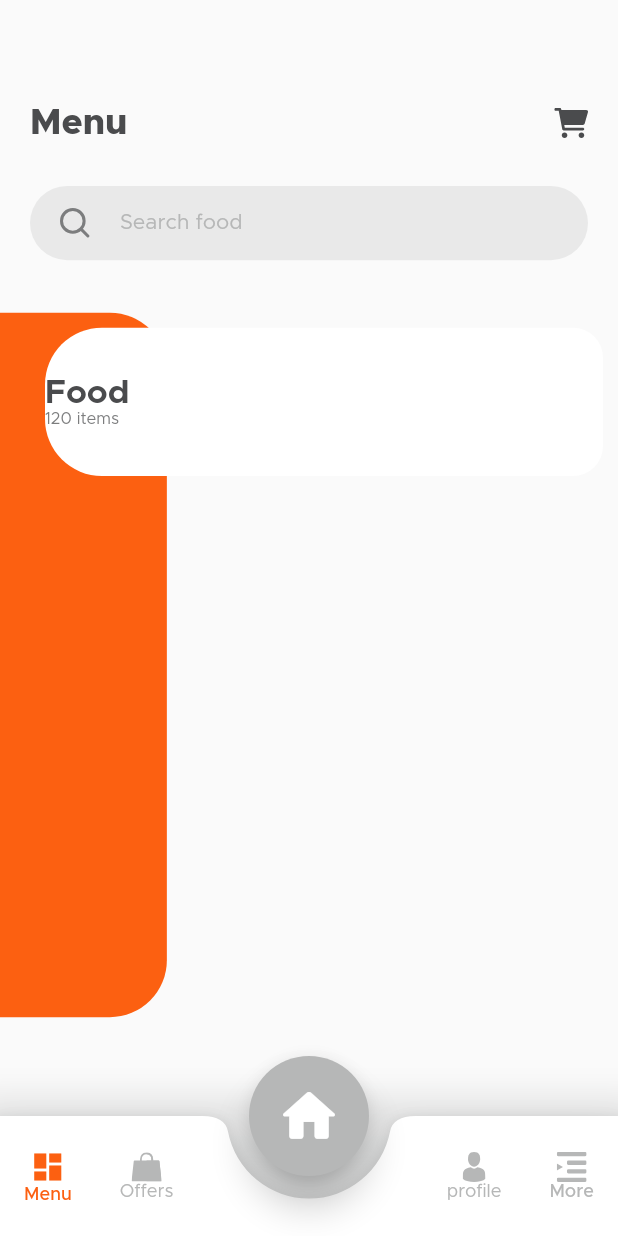
After one commit to Ala2Adel/MealMonkey, a Flutter app: the BottomNav screen opened directly, scrolled down 576 dp, after a tap on "Menu", on a phone screen of 412 x 824 dp. The commit adds this screen. Run offline on Flutter 3.47's test engine with Material 2 defaults, Android fonts, the phone set to English and light mode, and no system bars; our stand-ins replace flutter_svg, introduction_screen, shared_preferences; accounts and stored records are empty.

Commit message:
Bottom Nav bar done

```diff
--- a/lib/Screens/bottomNav.dart
+++ b/lib/Screens/bottomNav.dart
@@ -1,202 +1,226 @@
+import 'package:flutter/cupertino.dart';
 import 'package:flutter/material.dart';
+import 'package:flutter_svg/flutter_svg.dart';
+import 'package:meal_monkey/Screens/home_page.dart';
+import 'package:meal_monkey/Screens/menu_page.dart';
+import 'package:meal_monkey/Screens/resetPassword_page.dart';
+import 'package:meal_monkey/Screens/signUp_page.dart';
+import 'package:meal_monkey/Screens/welcome_page.dart';
+import 'package:meal_monkey/localization/language_constants.dart';
+import '../app_colors.dart';
 
-class BottomNavBarV2 extends StatefulWidget {
+class BottomNav extends StatefulWidget {
   @override
-  _BottomNavBarV2State createState() => _BottomNavBarV2State();
+  _BottomNavState createState() => _BottomNavState();
 }
 
-class _BottomNavBarV2State extends State<BottomNavBarV2> {
-  int currentIndex = 0;
+class _BottomNavState extends State<BottomNav> {
+  // Properties & Variables needed
 
-  setBottomBarIndex(index) {
-    setState(() {
-      currentIndex = index;
-    });
-  }
+  int currentTab = 0; // to keep track of active tab index
+  final PageStorageBucket bucket = PageStorageBucket();
+  Widget currentScreen = HomePage(); // Our first view in viewport
 
   @override
   Widget build(BuildContext context) {
-    final Size size = MediaQuery.of(context).size;
     return Scaffold(
-      //
-      // bottomNavigationBar: BottomNavigationBar(
-      //     items: const <BottomNavigationBarItem>[
-      //       BottomNavigationBarItem(
-      //           icon: Icon(Icons.home),
-      //           title: Text('Home'),
-      //           backgroundColor: Colors.green
-      //       ),
-      //       BottomNavigationBarItem(
-      //           icon: Icon(Icons.search),
-      //           title: Text('Search'),
-      //           backgroundColor: Colors.yellow
-      //       ),
-      //       BottomNavigationBarItem(
-      //         icon: Icon(Icons.person),
-      //         title: Text('Profile'),
-      //         backgroundColor: Colors.blue,
-      //       ),
-      //     ],
-      //     type: BottomNavigationBarType.shifting,
-      //     currentIndex: currentIndex,
-      //     selectedItemColor: Colors.black,
-      //     iconSize: 40,
-      //     onTap: setBottomBarIndex,
-      //     elevation: 5
-      // ),
+      body: PageStorage(
+        child: currentScreen,
+        bucket: bucket,
+      ),
+      floatingActionButton: Container(
+        height: 80,
+        width: 80,
+        child: FloatingActionButton(
+          backgroundColor: currentTab == 0 ? AppColors.orange : AppColors.grey,
+          elevation: 10,
+          child: Icon(
+            Icons.home_rounded,
+            size: 45,
+          ),
+          onPressed: () {
+            setState(() {
+              currentScreen =
+                  HomePage(); // if user taps on this dashboard tab will be active
+              currentTab = 0;
+            });
+          },
+        ),
+      ),
+      floatingActionButtonLocation: FloatingActionButtonLocation.centerDocked,
+      bottomNavigationBar: Container(
+        decoration: BoxDecoration(
+          boxShadow: [
+            BoxShadow(
+              color: AppColors.grey.withOpacity(0.3),
+              spreadRadius: 15,
+              blurRadius: 15,
+              // offset: Offset(0, 20), // changes position of shadow
+            ),
+          ],
+        ),
+        child: BottomAppBar(
+          shape: CircularNotchedRectangle(),
+          notchMargin: 15,
+          child: Container(
+            height: 80,
+            child: Row(
+              mainAxisAlignment: MainAxisAlignment.spaceBetween,
+              children: <Widget>[
+                Row(
+                  crossAxisAlignment: CrossAxisAlignment.start,
+                  children: <Widget>[
+                    MaterialButton(
+                      minWidth: 50,
+                      onPressed: () {
+                        setState(() {
+                          currentScreen =
+                              MenuPage(); // if user taps on this dashboard tab will be active
+                          currentTab = 1;
+                        });
+                      },
+                      child: Column(
+                        mainAxisAlignment: MainAxisAlignment.center,
+                        children: <Widget>[
+                          Icon(
+                            Icons.dashboard,
+                            color: currentTab == 1
+                                ? AppColors.orange
+                                : AppColors.grey,
+                          ),
+                          Text(
+                            getTranslated(context, "menu"),
+                            style: TextStyle(
+                              fontSize: 12,
+                              fontFamily: "Metropolis",
+                              // fontWeight: FontWeight.w400,
+                              color: currentTab == 1
+                                  ? AppColors.orange
+                                  : AppColors.grey,
+                            ),
+                          ),
+                        ],
+                      ),
+                    ),
+                    MaterialButton(
+                      minWidth: 50,
+                      onPressed: () {
+                        setState(() {
+                          currentScreen =
+                              ResetPasswordPage(); // if user taps on this dashboard tab will be active
+                          currentTab = 2;
+                        });
+                      },
+                      child: Column(
+                        mainAxisAlignment: MainAxisAlignment.center,
+                        children: <Widget>[
+                          Container(
+                              child: SvgPicture.asset(
+                            "assets/offers.svg",
+                            height: 20,
+                            width: 20,
+                            color: currentTab == 2
+                                ? AppColors.orange
+                                : AppColors.grey,
+                          )),
+                          Text(
+                            getTranslated(context, "offers"),
+                            style: TextStyle(
+                              fontSize: 12,
+                              fontFamily: "Metropolis",
+                              fontWeight: FontWeight.w400,
+                              color: currentTab == 2
+                                  ? AppColors.orange
+                                  : AppColors.grey,
+                            ),
+                          ),
+                        ],
+                      ),
+                    )
+                  ],
+                ),
 
-// backgroundColor: Colors.white.withAlpha(55),
-      // body:
-      // Stack(
-      //   children: [
-      //     Positioned(
-      //       bottom: 0,
-      //       left: 0,
-      //       child: Container(
-      //         width: size.width,
-      //         height: 80,
-      //         child: Stack(
-      //           overflow: Overflow.visible,
-      //           children: [
-      //             CustomPaint(
-      //               size: Size(size.width, 80),
-      //               painter: BNBCustomPainter(),
-      //             ),
-      //             Center(
-      //               heightFactor: 0.6,
-      //               child: FloatingActionButton(
-      //                   backgroundColor: Colors.orange,
-      //                   child: Icon(Icons.shopping_basket),
-      //                   elevation: 0.1,
-      //                   onPressed: () {
-      //
-      //                   }),
-      //             ),
-      //             Container(
-      //               width: size.width,
-      //               height: 80,
-      //               child: Row(
-      //                 mainAxisAlignment: MainAxisAlignment.spaceEvenly,
-      //                 children: [
-      //                   IconButton(
-      //                     icon: Icon(
-      //                       Icons.home,
-      //                       color: currentIndex == 0
-      //                           ? Colors.orange
-      //                           : Colors.grey.shade400,
-      //                     ),
-      //                     onPressed: () {
-      //                       setBottomBarIndex(0);
-      //                     },
-      //                     splashColor: Colors.white,
-      //                   ),
-      //                   IconButton(
-      //                       icon: Icon(
-      //                         Icons.restaurant_menu,
-      //                         color: currentIndex == 1
-      //                             ? Colors.orange
-      //                             : Colors.grey.shade400,
-      //                       ),
-      //                       onPressed: () {
-      //                         setBottomBarIndex(1);
-      //                       }),
-      //                   Container(
-      //                     width: size.width * 0.20,
-      //                   ),
-      //                   IconButton(
-      //                       icon: Icon(
-      //                         Icons.bookmark,
-      //                         color: currentIndex == 2
-      //                             ? Colors.orange
-      //                             : Colors.grey.shade400,
-      //                       ),
-      //                       onPressed: () {
-      //                         setBottomBarIndex(2);
-      //                       }),
-      //                   IconButton(
-      //                       icon: Icon(
-      //                         Icons.notifications,
-      //                         color: currentIndex == 3
-      //                             ? Colors.orange
-      //                             : Colors.grey.shade400,
-      //                       ),
-      //                       onPressed: () {
-      //                         setBottomBarIndex(3);
-      //                       }),
-      //                 ],
-      //               ),
-      //             )
-      //           ],
-      //         ),
-      //       ),
-      //     )
-      //   ],
-      // ),
-      backgroundColor: Colors.white.withAlpha(55),
-      floatingActionButtonLocation: FloatingActionButtonLocation.centerDocked,
-      floatingActionButton: FloatingActionButton(
-        onPressed: () {},
-        child: Icon(
-          Icons.home,
-          size: 40,
-        ),
-        elevation: 7.0,
-      ),
-      bottomNavigationBar: BottomAppBar(
-        clipBehavior: Clip.hardEdge,
-        notchMargin: 5,
+                // Right Tab bar icons
 
-        shape: CircularNotchedRectangle(),
-        child: Wrap(
-          children: [
-            BottomNavigationBar(
-                type: BottomNavigationBarType.fixed,
-                currentIndex: currentIndex,
-                items: [
-                  BottomNavigationBarItem(
-                      icon: Icon(Icons.menu), label: 'Menu'),
-                  BottomNavigationBarItem(
-                      icon: Icon(Icons.local_offer), label: 'Offers'),
-                  BottomNavigationBarItem(
-                      icon: Icon(Icons.account_circle), label: 'Profile'),
-                  BottomNavigationBarItem(
-                      icon: Icon(Icons.more_horiz_rounded), label: 'More'),
-                ],
-                selectedItemColor: Colors.black,
-                iconSize: 25,
-                onTap: setBottomBarIndex,
-                elevation: 4),
-          ],
+                Row(
+                  crossAxisAlignment: CrossAxisAlignment.start,
+                  children: <Widget>[
+                    MaterialButton(
+                      minWidth: 50,
+                      onPressed: () {
+                        setState(() {
+                          currentScreen =
+                              WelcomePage(); // if user taps on this dashboard tab will be active
+                          currentTab = 3;
+                        });
+                      },
+                      child: Column(
+                        mainAxisAlignment: MainAxisAlignment.center,
+                        children: <Widget>[
+                          Container(
+                              child: SvgPicture.asset(
+                            "assets/profile.svg",
+                            height: 20,
+                            width: 20,
+                            color: currentTab == 3
+                                ? AppColors.orange
+                                : AppColors.grey,
+                          )),
+                          Text(
+                            getTranslated(context, "profile"),
+                            style: TextStyle(
+                              fontSize: 12,
+                              fontFamily: "Metropolis",
+                              fontWeight: FontWeight.w400,
+                              color: currentTab == 3
+                                  ? AppColors.orange
+                                  : AppColors.grey,
+                            ),
+                          ),
+                        ],
+                      ),
+                    ),
+                    MaterialButton(
+                      minWidth: 50,
+                      onPressed: () {
+                        setState(() {
+                          currentScreen =
+                              WelcomePage(); // if user taps on this dashboard tab will be active
+                          currentTab = 4;
+                        });
+                      },
+                      child: Column(
+                        mainAxisAlignment: MainAxisAlignment.center,
+                        children: <Widget>[
+                          Container(
+                              child: SvgPicture.asset(
+                            "assets/more.svg",
+                            height: 20,
+                            width: 20,
+                            color: currentTab == 4
+                                ? AppColors.orange
+                                : AppColors.grey,
+                          )),
+                          Text(
+                            getTranslated(context, "more"),
+                            style: TextStyle(
+                              fontSize: 12,
+                              fontFamily: "Metropolis",
+                              color: currentTab == 4
+                                  ? AppColors.orange
+                                  : AppColors.grey,
+                            ),
+                          ),
+                        ],
+                      ),
+                    )
+                  ],
+                )
+              ],
+            ),
+          ),
         ),
       ),
     );
   }
 }
-
-class BNBCustomPainter extends CustomPainter {
-  @override
-  void paint(Canvas canvas, Size size) {
-    Paint paint = new Paint()
-      ..color = Colors.white
-      ..style = PaintingStyle.fill;
-
-    Path path = Path();
-    path.moveTo(0, 20); // Start
-    path.quadraticBezierTo(size.width * 0.20, 0, size.width * 0.35, 0);
-    path.quadraticBezierTo(size.width * 0.40, 0, size.width * 0.40, 20);
-    path.arcToPoint(Offset(size.width * 0.60, 20),
-        radius: Radius.circular(20.0), clockwise: false);
-    path.quadraticBezierTo(size.width * 0.60, 0, size.width * 0.65, 0);
-    path.quadraticBezierTo(size.width * 0.80, 0, size.width, 20);
-    path.lineTo(size.width, size.height);
-    path.lineTo(0, size.height);
-    path.lineTo(0, 20);
-    canvas.drawShadow(path, Colors.black, 5, true);
-    canvas.drawPath(path, paint);
-  }
-
-  @override
-  bool shouldRepaint(CustomPainter oldDelegate) {
-    return false;
-  }
-}
--- /dev/null
+++ b/lib/Screens/menu_page.dart
@@ -0,0 +1,136 @@
+import 'package:flutter/material.dart';
+import 'package:flutter/services.dart';
+import 'package:flutter_svg/svg.dart';
+import 'package:meal_monkey/localization/language_constants.dart';
+
+import '../app_colors.dart';
+
+class MenuPage extends StatefulWidget {
+  @override
+  _MenuPageState createState() => _MenuPageState();
+}
+
+class _MenuPageState extends State<MenuPage> {
+  @override
+  Widget build(BuildContext context) {
+    SystemChrome.setSystemUIOverlayStyle(SystemUiOverlayStyle.dark
+        .copyWith(statusBarColor: AppColors.transparent));
+    var _height = MediaQuery.of(context).size.height;
+    var _width = MediaQuery.of(context).size.width;
+
+    return Scaffold(
+        body: SingleChildScrollView(
+            child: Column(
+      children: [
+        Padding(
+          padding:
+              const EdgeInsets.only(right: 20, left: 20, top: 70, bottom: 15),
+          child: Row(
+            mainAxisAlignment: MainAxisAlignment.spaceBetween,
+            children: [
+              Text(
+                getTranslated(context, "menu"),
+                style: TextStyle(
+                    fontSize: 24.0,
+                    color: AppColors.darkGrey,
+                    fontFamily: "Metropolis",
+                    fontWeight: FontWeight.w900),
+              ),
+              SvgPicture.asset(
+                "assets/cart-shopping.svg",
+                height: 20,
+                color: AppColors.darkGrey,
+              )
+            ],
+          ),
+        ),
+        Padding(
+          padding: const EdgeInsets.symmetric(vertical: 15, horizontal: 20),
+          child: Container(
+            height: _height * 0.06,
+            decoration: BoxDecoration(
+                borderRadius: BorderRadius.all(Radius.circular(28)),
+                color: AppColors.grey.withOpacity(0.25)),
+            child: Padding(
+              padding: const EdgeInsetsDirectional.only(start: 20),
+              child: Row(
+                // crossAxisAlignment: CrossAxisAlignment.center,
+                children: [
+                  SvgPicture.asset(
+                    "assets/search.svg",
+                    height: 20,
+                    color: AppColors.lightGrey,
+                  ),
+                  Padding(
+                    padding: const EdgeInsetsDirectional.only(start: 20),
+                    child: Text(
+                      getTranslated(context, "search"),
+                      style: TextStyle(
+                          fontFamily: "Metropolis",
+                          fontWeight: FontWeight.w300,
+                          fontSize: 14,
+                          color: AppColors.grey),
+                    ),
+                  ),
+                ],
+              ),
+            ),
+          ),
+        ),
+        Container(
+          height: _height * 0.6,
+          child: Stack(
+            children: [
+              PositionedDirectional(
+                  start: 0,
+                  top: 20,
+                  child: Container(
+                    decoration: BoxDecoration(
+                        color: AppColors.orange,
+                        borderRadius: BorderRadius.only(
+                            topRight: Radius.circular(38),
+                            bottomRight: Radius.circular(38))),
+                    width: _width * 0.27,
+                    height: _height * 0.57,
+                  )),
+              PositionedDirectional(
+                  start: 30,
+                  top: 30,
+                  end: 10,
+                  child: Container(
+                      decoration: BoxDecoration(
+                          color: AppColors.white,
+                          borderRadius: BorderRadius.only(
+                              topLeft: Radius.circular(38),
+                              topRight: Radius.circular(20),
+                              bottomLeft: Radius.circular(38),
+                              bottomRight: Radius.circular(20))),
+                      width: _width * 0.06,
+                      height: _height * 0.12,
+                      child: Column(
+                        mainAxisAlignment: MainAxisAlignment.center,
+                        crossAxisAlignment: CrossAxisAlignment.stretch,
+                        children: [
+                          Text("Food",
+                              style: TextStyle(
+                                  fontFamily: "Metropolis",
+                                  fontWeight: FontWeight.w700,
+                                  fontSize: 22,
+                                  color: AppColors.darkGrey)),
+                          Text("120 items",
+                              style: TextStyle(
+                                  fontFamily: "Metropolis",
+                                  fontWeight: FontWeight.w300,
+                                  fontSize: 11,
+                                  color: AppColors.lightGrey))
+                        ],
+                      )
+                      //CircleAvatar(backgroundColor: AppColors.lightGrey, radius: 15,),
+                      ))
+            ],
+          ),
+        )
+      ],
+    )));
+  }
+}
--- a/lib/Screens/onBoardingScreen.dart
+++ b/lib/Screens/onBoardingScreen.dart
@@ -3,6 +3,7 @@ import 'package:flutter/material.dart';
 import 'package:flutter/services.dart';
 import 'package:flutter_svg/flutter_svg.dart';
 import 'package:introduction_screen/introduction_screen.dart';
+import 'package:meal_monkey/Screens/bottomNav.dart';
 import 'package:meal_monkey/app_colors.dart';
 import 'package:meal_monkey/localization/language_constants.dart';
 
@@ -131,7 +132,7 @@ class _OnBoardingPageState extends State<OnBoardingPage> {
                         Navigator.pushReplacement(
                             context,
                             MaterialPageRoute(
-                                builder: (context) => HomePage()));
+                                builder: (context) => BottomNav()));
                       }
 
                       _pageController.nextPage(
--- a/lib/Screens/splash_screen.dart
+++ b/lib/Screens/splash_screen.dart
@@ -5,8 +5,8 @@ import 'package:flutter/material.dart';
 import 'package:flutter/services.dart';
 import 'package:flutter_svg/svg.dart';
 import 'package:meal_monkey/Screens/home_page.dart';
+import 'package:meal_monkey/Screens/welcome_page.dart';
 import 'package:meal_monkey/app_colors.dart';
-import 'welcome_page.dart';
 
 class SplashScreen extends StatefulWidget {
   @override
@@ -17,14 +17,16 @@ class _SplashScreenState extends State<SplashScreen> {
   @override
   void didChangeDependencies() {
     // getUser();
+    // if (mounted) setState(() {
     Timer(
         Duration(seconds: 4),
         () => Navigator.of(context).pushReplacement(
               MaterialPageRoute(
-                builder: (BuildContext context) => HomePage(),
+                builder: (BuildContext context) => WelcomePage(),
               ),
             ));
     super.didChangeDependencies();
+    // });
   }
 
   @override
--- a/lib/Widgets/pop_restaurants.dart
+++ b/lib/Widgets/pop_restaurants.dart
@@ -21,7 +21,7 @@ class PopularRestaurants extends StatelessWidget {
           Padding(
             padding: const EdgeInsets.only(top: 5.0),
             child: Row(
-              mainAxisAlignment: MainAxisAlignment.start,
+              mainAxisAlignment: MainAxisAlignment.spaceBetween,
               children: [
                 Icon(
                   Icons.star,
@@ -34,7 +34,7 @@ class PopularRestaurants extends StatelessWidget {
                 ),
                 Text("(124 ratings)  Cafe"),
                 Padding(
-                  padding: const EdgeInsetsDirectional.only(start: 100),
+                  padding: const EdgeInsetsDirectional.only(start: 80),
                   child: Text("Western food"),
                 )
               ],
--- a/lib/localization/lang/ar.json
+++ b/lib/localization/lang/ar.json
@@ -35,5 +35,9 @@
   "pop_rest": "المطاعم المشهورة",
   "view_all": "اعرض الكل",
   "most_pop": "الأكثر شهرة",
-  "recent_items": "أحدث الاصناف"
+  "recent_items": "أحدث الاصناف",
+  "menu": "القائمة",
+  "offers": "العروض",
+  "profile": "الملف الشخصي",
+  "more": "المزيد"
 }
--- a/lib/localization/lang/en.json
+++ b/lib/localization/lang/en.json
@@ -35,5 +35,9 @@
   "pop_rest": "Popular Restaurants",
   "view_all": "View all",
   "most_pop": "Most Popular",
-  "recent_items": "Recent items"
+  "recent_items": "Recent items",
+  "menu": "Menu",
+  "offers": "Offers",
+  "profile": "profile",
+  "more": "More"
 }
--- a/lib/main.dart
+++ b/lib/main.dart
@@ -1,7 +1,5 @@
 import 'package:flutter/material.dart';
 import 'package:flutter_localizations/flutter_localizations.dart';
-import 'package:meal_monkey/Screens/panda.dart';
-import 'Screens/bottomNav.dart';
 import 'Screens/splash_screen.dart';
 import 'localization/language_constants.dart';
 import 'localization/localization.dart';
@@ -36,8 +34,6 @@ class _MyAppState extends State<MyApp> {
 
   @override
   Widget build(BuildContext context) {
-    // SystemChrome.setSystemUIOverlayStyle(SystemUiOverlayStyle.dark.copyWith(
-    //     statusBarColor: AppColors.transparent));
     return MaterialApp(
       locale: _locale,
       supportedLocales: [
@@ -60,7 +56,7 @@ class _MyAppState extends State<MyApp> {
         return supportedLocales.first;
       },
       debugShowCheckedModeBanner: false,
-      home: PandaBar2(),
+      home: SplashScreen(),
     );
   }
 }
```
Also changed, not shown: lib/Screens/panda.dart (deleted, +0 -87 lines), pubspec.yaml (+18 -21 lines), assets/home.svg (added), assets/more.svg (added), assets/offers.svg (added), assets/profile.svg (added), pubspec.lock.
